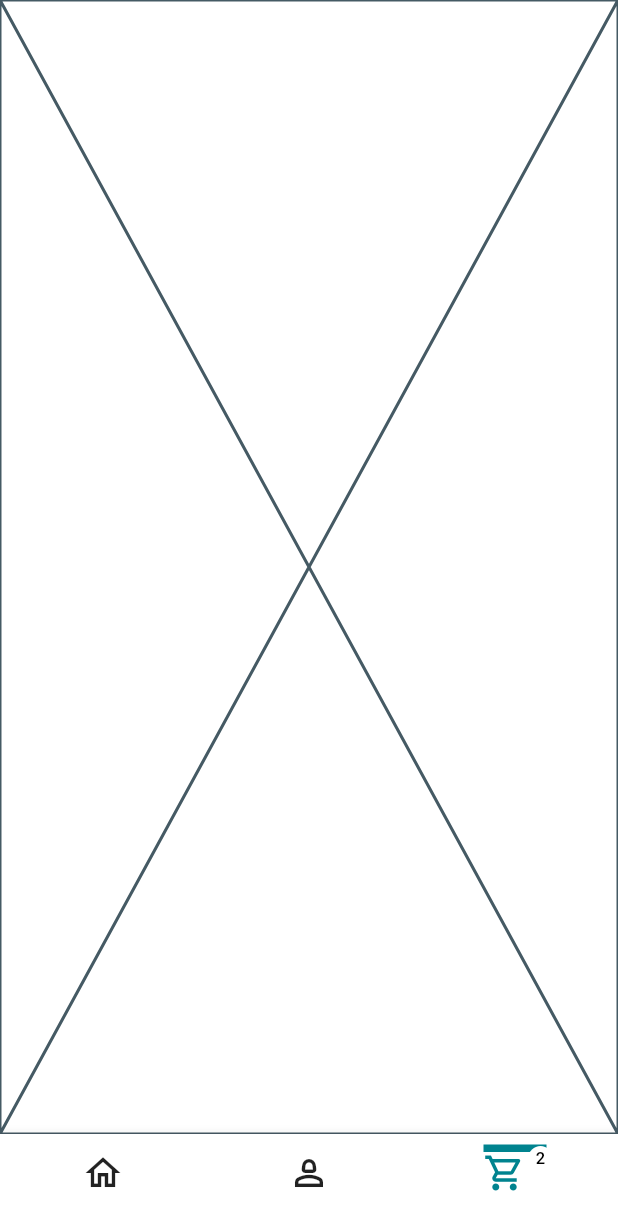
After one commit to akshay-git20/Amazon_clone, a Flutter app: the BottomBar screen opened by its route, item 3 of the bottom bar chosen, on a phone screen of 412 x 824 dp. The commit adds this screen. Shown: the top 1230 px of the screen. Run offline on Flutter 3.47's test engine with Material 2 defaults, Android fonts, the phone set to English and light mode, and no system bars; drawn by our look-alikes of badges; our stand-ins replace shared_preferences; accounts and stored records are empty; network calls fail.

Commit message:
sharedprefereence and provider and bottombar done

```diff
--- /dev/null
+++ b/lib/common/widgets/bottom_bar.dart
@@ -0,0 +1,97 @@
+import 'package:amazon/constants/global_varible.dart';
+import 'package:amazon/features/account/screens/account_screen.dart';
+import 'package:amazon/features/cart/screens/cart_screen.dart';
+import 'package:amazon/features/home/screens/home_screen.dart';
+import 'package:flutter/material.dart';
+import 'package:badges/badges.dart' as badges;
+
+class BottomBar extends StatefulWidget {
+  static const routeName = '/actual-home';
+  const BottomBar({super.key});
+
+  @override
+  State<BottomBar> createState() => _BottomBarState();
+}
+
+class _BottomBarState extends State<BottomBar> {
+  int _page = 0;
+  double bottomBarWidth = 42;
+  double bottomBarBorderWidth = 5;
+
+  List<Widget> pages = [
+    const HomeScreen(),
+    const AccountScreen(),
+    const CartScreen(),
+  ];
+
+  void updatePage(int page) {
+    setState(() {
+      _page = page;
+    });
+  }
+
+  @override
+  Widget build(BuildContext context) {
+    return Scaffold(
+      body: pages[_page],
+      bottomNavigationBar: BottomNavigationBar(
+          currentIndex: _page,
+          selectedItemColor: GlobalVariables.selectedNavBarColor,
+          unselectedItemColor: GlobalVariables.unselectedNavBarColor,
+          backgroundColor: GlobalVariables.backgroundColor,
+          iconSize: 28,
+          onTap: updatePage,
+
+          items: [
+            //Home Page
+            BottomNavigationBarItem(
+                icon: Container(
+                  width: bottomBarWidth,
+                  decoration: BoxDecoration(
+                      border: Border(
+                          top: BorderSide(
+                              color: _page == 0
+                                  ? GlobalVariables.selectedNavBarColor
+                                  : GlobalVariables.backgroundColor,
+                              width: bottomBarBorderWidth))),
+                  child: const Icon(Icons.home_outlined),
+                ),
+                label: ''),
+
+            //Account
+            BottomNavigationBarItem(
+                icon: Container(
+                  width: bottomBarWidth,
+                  decoration: BoxDecoration(
+                      border: Border(
+                          top: BorderSide(
+                              color: _page == 1
+                                  ? GlobalVariables.selectedNavBarColor
+                                  : GlobalVariables.backgroundColor,
+                              width: bottomBarBorderWidth))),
+                  child: const Icon(Icons.person_2_outlined),
+                ),
+                label: ''),
+            BottomNavigationBarItem(
+                icon: Container(
+                    width: bottomBarWidth,
+                    decoration: BoxDecoration(
+                        border: Border(
+                            top: BorderSide(
+                                color: _page == 2
+                                    ? GlobalVariables.selectedNavBarColor
+                                    : GlobalVariables.backgroundColor,
+                                width: bottomBarBorderWidth))),
+                    child: const Badge(
+                      backgroundColor: Colors.white,
+                      label: Text(
+                        "2",
+                        style: TextStyle(color: Colors.black),
+                      ),
+                      child: Icon(Icons.shopping_cart_outlined),
+                    )),
+                label: ''),
+          ]),
+    );
+  }
+}
--- /dev/null
+++ b/lib/features/cart/screens/cart_screen.dart
@@ -0,0 +1,15 @@
+import 'package:flutter/material.dart';
+
+class CartScreen extends StatefulWidget {
+  const CartScreen({super.key});
+
+  @override
+  State<CartScreen> createState() => _CartScreenState();
+}
+
+class _CartScreenState extends State<CartScreen> {
+  @override
+  Widget build(BuildContext context) {
+    return const Placeholder();
+  }
+}
--- a/lib/main.dart
+++ b/lib/main.dart
@@ -1,28 +1,59 @@
+import 'package:amazon/common/widgets/bottom_bar.dart';
 import 'package:amazon/constants/global_varible.dart';
 import 'package:amazon/features/auth/screens/auth_screen.dart';
+import 'package:amazon/features/auth/services/auth_service.dart';
+import 'package:amazon/features/home/screens/home_screen.dart';
 import 'package:amazon/provider/user_provider.dart';
 import 'package:amazon/router.dart';
 import 'package:flutter/material.dart';
 import 'package:provider/provider.dart';
 
 void main() {
-  runApp(MultiProvider(providers: [ChangeNotifierProvider(create: (context) => UserProvider())],child: const MyApp()));
+  runApp(MultiProvider(providers: [
+    ChangeNotifierProvider(
+      create: (context) => UserProvider(),
+    ),
+  ], child: const MyApp()));
 }
 
-class MyApp extends StatelessWidget {
-  const MyApp({super.key});
+class MyApp extends StatefulWidget {
+  const MyApp({Key? key}) : super(key: key);
 
-  // This widget is the root of your application.
+  @override
+  State<MyApp> createState() => _MyAppState();
+}
+
+class _MyAppState extends State<MyApp> {
+  final AuthService authService = AuthService();
+
+  @override
+  void initState() {
+    super.initState();
+    authService.getUserData(context);
+  }
+
   @override
   Widget build(BuildContext context) {
     return MaterialApp(
-      title: 'Flutter Demo',
-      onGenerateRoute: (setting) => generateRoute(setting),
+      debugShowCheckedModeBanner: false,
+      title: 'Amazon Clone',
       theme: ThemeData(
-          scaffoldBackgroundColor: GlobalVariables.backgroundColor,
-          appBarTheme: const AppBarTheme(),
-          primaryColor: GlobalVariables.secondaryColor),
-      home: AuthScreen()
+        scaffoldBackgroundColor: GlobalVariables.backgroundColor,
+        colorScheme: const ColorScheme.light(
+          primary: GlobalVariables.secondaryColor,
+        ),
+        appBarTheme: const AppBarTheme(
+          elevation: 0,
+          iconTheme: IconThemeData(
+            color: Colors.black,
+          ),
+        ),
+        useMaterial3: true, // can remove this line
+      ),
+      onGenerateRoute: (settings) => generateRoute(settings),
+      home: Provider.of<UserProvider>(context).user.token.isNotEmpty
+          ? const BottomBar()
+          : const AuthScreen(),
     );
   }
 }
--- a/lib/router.dart
+++ b/lib/router.dart
@@ -1,3 +1,4 @@
+import 'package:amazon/common/widgets/bottom_bar.dart';
 import 'package:amazon/features/auth/screens/auth_screen.dart';
 import 'package:amazon/features/home/screens/home_screen.dart';
 import 'package:flutter/material.dart';
@@ -10,7 +11,9 @@ Route<dynamic> generateRoute(RouteSettings routeSettings) {
     case HomeScreen.routName:
       return MaterialPageRoute(
           settings: routeSettings, builder: ((context) => const HomeScreen()));
-
+    case BottomBar.routeName:
+      return MaterialPageRoute(
+          settings: routeSettings, builder: ((context) => const BottomBar()));
     default:
       return MaterialPageRoute(
           builder: ((context) => const Scaffold(
--- a/pubspec.yaml
+++ b/pubspec.yaml
@@ -29,6 +29,7 @@ environment:
 # the latest version available on pub.dev. To see which dependencies have newer
 # versions available, run `flutter pub outdated`.
 dependencies:
+  badges: ^3.1.2
   cupertino_icons: ^1.0.2
   flutter:
     sdk: flutter
@@ -50,8 +51,8 @@ flutter:
   # the material Icons class.
   uses-material-design: true
   # To add assets to your application, add an assets section, like this:
-  # assets:
-  #   - images/a_dot_burr.jpeg
+  assets:
+    - assets/images/
   #   - images/a_dot_ham.jpeg
   # An image asset can refer to one or more resolution-specific "variants", see
   # https://flutter.dev/assets-and-images/#resolution-aware
```
Also changed, not shown: assets/applepay.json (added, +33 -0 lines), assets/gpay.json (added, +37 -0 lines), lib/features/account/screens/account_screen.dart (added, +60 -0 lines), lib/features/account/widgets/below_app_bar.dart (added, +35 -0 lines), lib/features/auth/services/auth_service.dart (+36 -1 lines), assets/images/amazon_in.png (added), assets/images/appliances.jpeg (added), assets/images/books.jpeg (added), assets/images/electronics.jpeg (added), assets/images/essentials.jpeg (added), assets/images/fashion.jpeg (added), assets/images/mobiles.jpeg (added), pubspec.lock, 2 other files.
